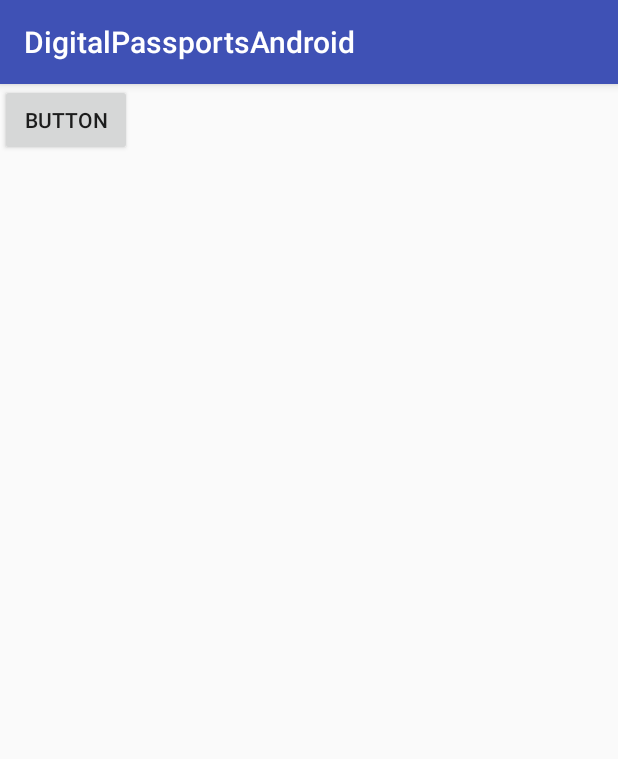
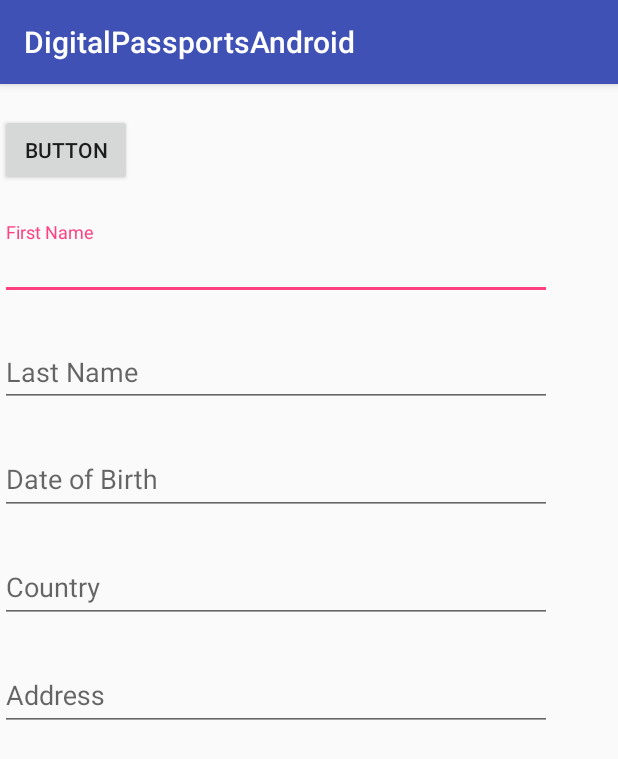
Before and after one commit to sarojaerabelli/digitalpassports, an Android app: the screen it shows after launch (MainActivity), after a tap on "BUTTON", on a phone screen of 412 x 824 dp. Shown: the top 759 px of the screen. Run offline under Robolectric (Android 15) with nearby library versions, the phone set to English and light mode, and no system bars.

Commit message:
Changed user entry form to be in mobile app so that when GET request is sent from mobile app, the private key is returned and the public key is stored in the web server's database.

```diff
--- a/DigitalPassportsAndroid/app/build.gradle
+++ b/DigitalPassportsAndroid/app/build.gradle
@@ -38,4 +38,5 @@ dependencies {
     androidTestImplementation 'com.android.support.test.espresso:espresso-core:3.0.1'
     compile 'org.apache.httpcomponents:httpcore:4.4.1'
     compile 'org.apache.httpcomponents:httpclient:4.5'
+    implementation 'com.android.support:design:27.1.1'
 }
--- a/DigitalPassportsAndroid/app/src/main/java/com/example/sarojaerabelli/digitalpassportsandroid/MainActivity.java
+++ b/DigitalPassportsAndroid/app/src/main/java/com/example/sarojaerabelli/digitalpassportsandroid/MainActivity.java
@@ -5,6 +5,7 @@ import android.os.Bundle;
 import android.util.Log;
 import android.view.View;
 import android.os.AsyncTask;
+import android.widget.EditText;
 
 import java.io.BufferedReader;
 import java.io.IOException;
@@ -12,15 +13,22 @@ import java.io.InputStream;
 import java.io.InputStreamReader;
 import java.net.HttpURLConnection;
 import java.net.MalformedURLException;
+import java.net.URI;
 import java.net.URL;
+import java.util.ArrayList;
+import java.util.List;
 import java.util.Scanner;
 
 import org.apache.http.HttpResponse;
+import org.apache.http.NameValuePair;
 import org.apache.http.client.HttpClient;
 import org.apache.http.client.methods.HttpPost;
 import org.apache.http.client.methods.HttpGet;
+import org.apache.http.client.methods.HttpUriRequest;
+import org.apache.http.client.utils.URLEncodedUtils;
 import org.apache.http.entity.StringEntity;
 import org.apache.http.impl.client.DefaultHttpClient;
+import org.apache.http.message.BasicNameValuePair;
 import org.apache.http.params.HttpConnectionParams;
 import org.apache.http.params.HttpParams;
 import org.apache.http.client.methods.CloseableHttpResponse;
@@ -47,23 +55,44 @@ public class MainActivity extends AppCompatActivity {
                     // 1. create HttpClient
                     HttpClient httpclient = new DefaultHttpClient();
 
-                    // 2. make POST request to the given URL
-                    //Change address to your computer's public IP address.
-                    HttpGet httpGet = new HttpGet("http://18.111.23.9:1025/android");
-
                     String json = "";
 
                     // 5. set json to StringEntity
                     StringEntity se = new StringEntity(json);
 
+                    EditText editText = (EditText) findViewById(R.id.firstName);
+                    String firstName = editText.getText().toString();
+                    editText = (EditText) findViewById(R.id.lastName);
+                    String lastName = editText.getText().toString();
+                    editText = (EditText) findViewById(R.id.dob);
+                    String dob = editText.getText().toString();
+                    editText = (EditText) findViewById(R.id.dob);
+                    String country = editText.getText().toString();
+                    editText = (EditText) findViewById(R.id.country);
+                    String address = editText.getText().toString();
+                    editText = (EditText) findViewById(R.id.address);
 
                     HttpParams httpParams = httpclient.getParams();
                     HttpConnectionParams.setConnectionTimeout(httpParams, 5000);
                     HttpConnectionParams.setSoTimeout(httpParams, 5000);
-                    httpGet.setParams(httpParams);
+
+                    String url = "http://18.111.23.9:1025/android";
+                    List<NameValuePair> params = new ArrayList<NameValuePair>();
+                    params.add( new BasicNameValuePair("inputFirstName", firstName));
+                    params.add( new BasicNameValuePair("inputLastName", lastName));
+                    params.add( new BasicNameValuePair("inputDOB", dob));
+                    params.add( new BasicNameValuePair("inputCountry", country));
+                    params.add( new BasicNameValuePair("inputAddress", address));
+                    URI uri = new URI(url + "?" + URLEncodedUtils.format(params, "utf-8" ));
+
+                    // 2. make POST request to the given URL
+                    //Change address to your computer's public IP address.
+                    HttpGet httpGet = new HttpGet(uri);
+
 
                     // 8. Execute POST request to the given URL
                     System.out.println("executing"+json);
+
                     HttpResponse httpResponse = httpclient.execute(httpGet);
                     // 9. receive response as inputStream
                     inputStream = httpResponse.getEntity().getContent();
--- a/DigitalPassportsAndroid/app/src/main/res/layout/activity_main.xml
+++ b/DigitalPassportsAndroid/app/src/main/res/layout/activity_main.xml
@@ -10,9 +10,85 @@
         android:id="@+id/button"
         android:layout_width="wrap_content"
         android:layout_height="wrap_content"
+        android:layout_marginTop="20dp"
         android:onClick="connectToWeb"
         android:text="Button"
-        tools:layout_editor_absoluteX="148dp"
-        tools:layout_editor_absoluteY="231dp" />
+        app:layout_constraintTop_toTopOf="parent"
+        tools:layout_editor_absoluteX="148dp" />
+
+    <android.support.design.widget.TextInputLayout
+        android:id="@+id/textInputLayout"
+        android:layout_width="368dp"
+        android:layout_height="52dp"
+        android:layout_marginTop="24dp"
+        app:layout_constraintTop_toBottomOf="@+id/button"
+        tools:layout_editor_absoluteX="8dp">
+
+        <android.support.design.widget.TextInputEditText
+            android:id="@+id/firstName"
+            android:layout_width="match_parent"
+            android:layout_height="wrap_content"
+            android:hint="First Name" />
+    </android.support.design.widget.TextInputLayout>
+
+    <android.support.design.widget.TextInputLayout
+        android:id="@+id/textInputLayout2"
+        android:layout_width="368dp"
+        android:layout_height="55dp"
+        android:layout_marginTop="16dp"
+        app:layout_constraintTop_toBottomOf="@+id/textInputLayout"
+        tools:layout_editor_absoluteX="8dp">
+
+        <android.support.design.widget.TextInputEditText
+            android:id="@+id/lastName"
+            android:layout_width="match_parent"
+            android:layout_height="wrap_content"
+            android:hint="Last Name" />
+    </android.support.design.widget.TextInputLayout>
+
+    <android.support.design.widget.TextInputLayout
+        android:id="@+id/textInputLayout3"
+        android:layout_width="368dp"
+        android:layout_height="wrap_content"
+        android:layout_marginTop="16dp"
+        app:layout_constraintTop_toBottomOf="@+id/textInputLayout2"
+        tools:layout_editor_absoluteX="8dp">
+
+        <android.support.design.widget.TextInputEditText
+            android:id="@+id/dob"
+            android:layout_width="match_parent"
+            android:layout_height="wrap_content"
+            android:hint="Date of Birth" />
+    </android.support.design.widget.TextInputLayout>
+
+    <android.support.design.widget.TextInputLayout
+        android:id="@+id/textInputLayout4"
+        android:layout_width="368dp"
+        android:layout_height="wrap_content"
+        android:layout_marginTop="16dp"
+        app:layout_constraintTop_toBottomOf="@+id/textInputLayout3"
+        tools:layout_editor_absoluteX="8dp">
+
+        <android.support.design.widget.TextInputEditText
+            android:id="@+id/country"
+            android:layout_width="match_parent"
+            android:layout_height="wrap_content"
+            android:hint="Country" />
+    </android.support.design.widget.TextInputLayout>
+
+    <android.support.design.widget.TextInputLayout
+        android:id="@+id/textInputLayout5"
+        android:layout_width="368dp"
+        android:layout_height="wrap_content"
+        android:layout_marginTop="16dp"
+        app:layout_constraintTop_toBottomOf="@+id/textInputLayout4"
+        tools:layout_editor_absoluteX="8dp">
+
+        <android.support.design.widget.TextInputEditText
+            android:id="@+id/address"
+            android:layout_width="match_parent"
+            android:layout_height="wrap_content"
+            android:hint="Address" />
+    </android.support.design.widget.TextInputLayout>
 
 </android.support.constraint.ConstraintLayout>
```
Also changed, not shown: 3 other files.
